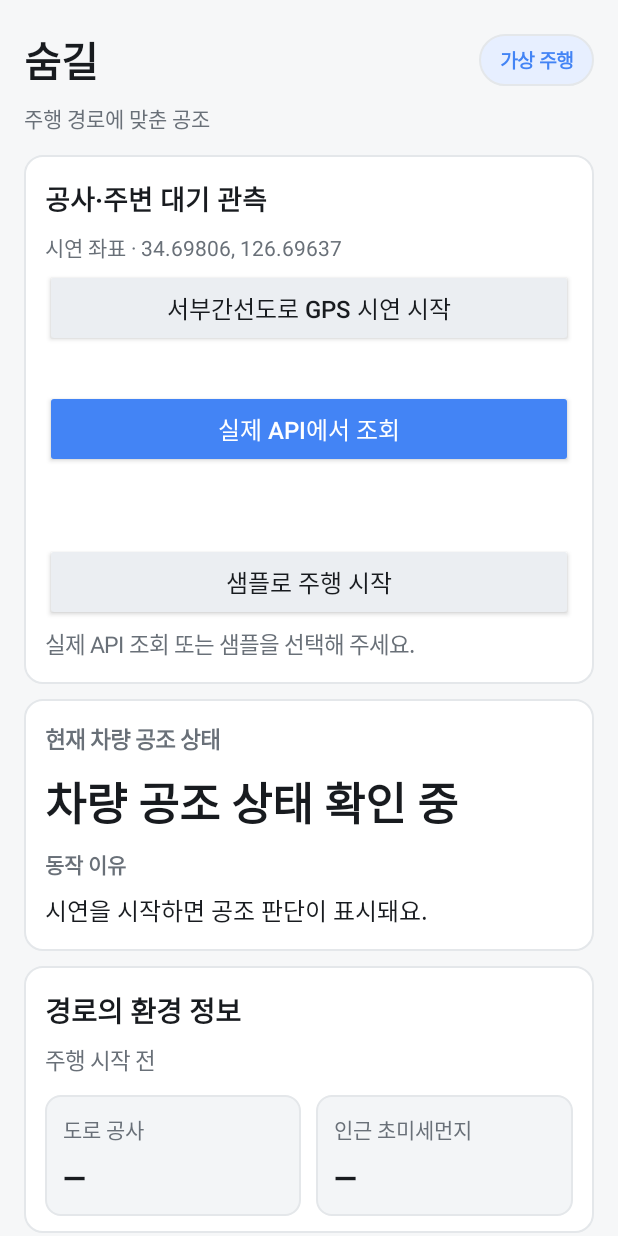
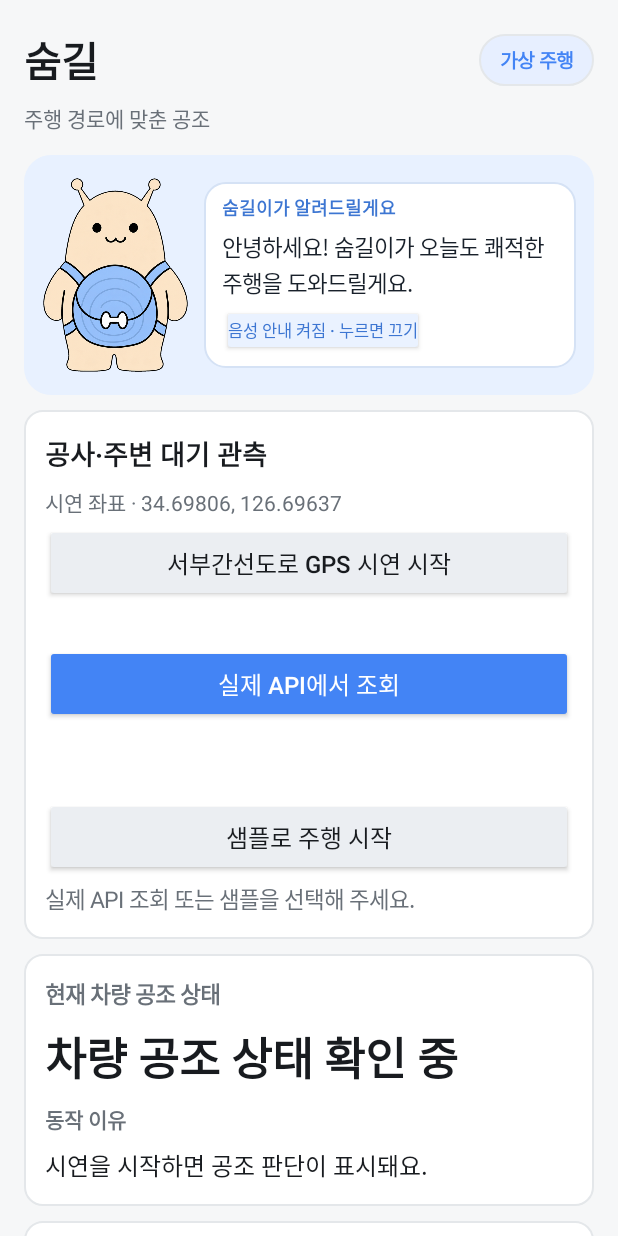
Before and after one commit to minsukim657/soomgil, an Android app: the screen it shows after launch (MainActivity), on a phone screen of 412 x 824 dp. Run offline under Robolectric (Android 15) with nearby library versions, the phone set to English and light mode, and no system bars; libraries missing offline, so code that uses them is left out: ai.pleos.playground; 5 statements that could not run were skipped.

Commit message:
feat: add character animations and voice guidance

```diff
--- a/app/src/main/AndroidManifest.xml
+++ b/app/src/main/AndroidManifest.xml
@@ -3,6 +3,12 @@
     <uses-permission android:name="pleos.car.permission.FUSED_LOCATION" />
     <uses-permission android:name="pleos.car.permission.CAR_CLIMATE" />
     <uses-permission android:name="pleos.car.permission.CONTROL_CAR_CLIMATE" />
+
+    <queries>
+        <intent>
+            <action android:name="android.intent.action.TTS_SERVICE" />
+        </intent>
+    </queries>
 
     <application android:label="숨길" android:theme="@android:style/Theme.Material.NoActionBar" android:allowBackup="false">
         <activity android:name="kr.carecabin.demo.MainActivity" android:exported="true">
--- /dev/null
+++ b/app/src/main/java/kr/carecabin/demo/SoomgilCharacterView.java
@@ -0,0 +1,204 @@
+package kr.carecabin.demo;
+
+import android.content.Context;
+import android.graphics.Color;
+import android.graphics.Typeface;
+import android.graphics.drawable.GradientDrawable;
+import android.os.Handler;
+import android.os.Looper;
+import android.os.SystemClock;
+import android.speech.tts.TextToSpeech;
+import android.view.Gravity;
+import android.widget.Button;
+import android.widget.ImageView;
+import android.widget.LinearLayout;
+import android.widget.TextView;
+
+import java.util.Locale;
+
+/** Speech bubble and six user-supplied Soomgil sprites. Does not control the vehicle. */
+final class SoomgilCharacterView extends LinearLayout {
+    enum Emotion { TALKING, POOR, SEVERE, CLEARED }
+
+    private final Handler handler = new Handler(Looper.getMainLooper());
+    private final ImageView portrait;
+    private final TextView messageView;
+    private final Button voiceButton;
+    private TextToSpeech tts;
+    private boolean voiceEnabled = true;
+    private boolean voiceReady;
+    private Emotion emotion;
+    private String message = "";
+    private long animateUntil;
+    private boolean secondFrame;
+    private int previewStep = -1;
+
+    private final Runnable animate = new Runnable() {
+        @Override public void run() {
+            if (SystemClock.uptimeMillis() >= animateUntil ||
+                    (emotion != Emotion.TALKING && emotion != Emotion.CLEARED)) {
+                portrait.setImageResource(emotion == Emotion.CLEARED
+                        ? R.drawable.soomgil_character_6 : R.drawable.soomgil_character_1);
+                return;
+            }
+            secondFrame = !secondFrame;
+            int frame = emotion == Emotion.TALKING
+                    ? (secondFrame ? R.drawable.soomgil_character_2 : R.drawable.soomgil_character_1)
+                    : (secondFrame ? R.drawable.soomgil_character_6 : R.drawable.soomgil_character_5);
+            portrait.setImageResource(frame);
+            handler.postDelayed(this, 320);
+        }
+    };
+
+    SoomgilCharacterView(Context context) {
+        super(context);
+        setOrientation(HORIZONTAL);
+        setGravity(Gravity.CENTER_VERTICAL);
+        int pad = dp(12);
+        setPadding(pad, pad, pad, pad);
+        setBackground(rounded(Color.rgb(232, 241, 255), 18, false));
+
+        portrait = new ImageView(context);
+        portrait.setAdjustViewBounds(true);
+        portrait.setScaleType(ImageView.ScaleType.FIT_CENTER);
+        portrait.setImageResource(R.drawable.soomgil_character_1);
+        portrait.setContentDescription("숨길 마스코트");
+        LayoutParams portraitParams = new LayoutParams(dp(98), dp(136));
+        portraitParams.setMarginEnd(dp(10));
+        addView(portrait, portraitParams);
+
+        LinearLayout bubble = new LinearLayout(context);
+        bubble.setOrientation(VERTICAL);
+        bubble.setPadding(dp(12), dp(8), dp(12), dp(8));
+        bubble.setBackground(rounded(Color.WHITE, 14, true));
+        addView(bubble, new LayoutParams(0, LayoutParams.WRAP_CONTENT, 1f));
+
+        TextView title = new TextView(context);
+        title.setText("숨길이가 알려드릴게요");
+        title.setTextSize(12);
+        title.setTypeface(Typeface.DEFAULT, Typeface.BOLD);
+        title.setTextColor(Color.rgb(61, 118, 210));
+        bubble.addView(title);
+
+        messageView = new TextView(context);
+        messageView.setTextSize(15);
+        messageView.setTextColor(Color.rgb(24, 32, 42));
+        messageView.setLineSpacing(dp(2), 1f);
+        messageView.setPadding(0, dp(6), 0, dp(4));
+        messageView.setAccessibilityLiveRegion(ACCESSIBILITY_LIVE_REGION_POLITE);
+        bubble.addView(messageView);
+
+        voiceButton = new Button(context);
+        voiceButton.setAllCaps(false);
+        voiceButton.setTextSize(11);
+        voiceButton.setMinHeight(0);
+        voiceButton.setMinimumHeight(0);
+        voiceButton.setPadding(dp(4), 0, dp(4), 0);
+        voiceButton.setTextColor(Color.rgb(61, 118, 210));
+        voiceButton.setBackgroundTintList(android.content.res.ColorStateList.valueOf(
+                Color.rgb(234, 242, 255)));
+        bubble.addView(voiceButton, new LayoutParams(LayoutParams.WRAP_CONTENT, dp(34)));
+        updateVoiceButton();
+        voiceButton.setOnClickListener(v -> {
+            voiceEnabled = !voiceEnabled;
+            updateVoiceButton();
+            if (!voiceEnabled && tts != null) tts.stop();
+            else if (voiceEnabled && voiceReady) speak(message);
+        });
+
+        // Demo preview works on an ordinary Android emulator without Pleos HVAC.
+        if (BuildConfig.DEBUG) {
+            Button preview = new Button(context);
+            preview.setText("캐릭터 시연 · 다음 상태");
+            preview.setAllCaps(false);
+            preview.setTextSize(11);
+            preview.setMinHeight(0);
+            preview.setMinimumHeight(0);
+            preview.setPadding(dp(4), 0, dp(4), 0);
+            preview.setTextColor(Color.rgb(88, 100, 117));
+            preview.setBackgroundTintList(android.content.res.ColorStateList.valueOf(
+                    Color.rgb(242, 245, 248)));
+            bubble.addView(preview, new LayoutParams(LayoutParams.WRAP_CONTENT, dp(34)));
+            preview.setOnClickListener(v -> {
+                previewStep = (previewStep + 1) % 4;
+                switch (previewStep) {
+                    case 0 -> show(Emotion.TALKING, "안녕하세요! 숨길이가 오늘도 함께할게요!");
+                    case 1 -> show(Emotion.POOR, "앗, 공기가 안 좋아요! 주변 환경을 확인해 주세요.");
+                    case 2 -> show(Emotion.SEVERE, "주의해 주세요! 지금은 대기 오염이 매우 심해요.");
+                    default -> show(Emotion.CLEARED, "오염 구간을 지났어요! 이제 한결 안심이에요.");
+                }
+            });
+        }
+
+        try {
+            tts = new TextToSpeech(context.getApplicationContext(), status -> {
+                if (status != TextToSpeech.SUCCESS || tts == null) return;
+                int languageResult = tts.setLanguage(Locale.KOREAN);
+                voiceReady = languageResult != TextToSpeech.LANG_MISSING_DATA
+                        && languageResult != TextToSpeech.LANG_NOT_SUPPORTED;
+                if (voiceReady) {
+                    tts.setSpeechRate(1.0f);
+                    if (voiceEnabled && !message.isEmpty()) speak(message);
+                }
+            });
+        } catch (RuntimeException unsupportedTts) {
+            voiceReady = false;
+        }
+    }
+
+    void show(Emotion nextEmotion, String nextMessage) {
+        if (emotion == nextEmotion && message.equals(nextMessage)) return;
+        emotion = nextEmotion;
+        message = nextMessage;
+        messageView.setText(nextMessage);
+        handler.removeCallbacks(animate);
+        secondFrame = false;
+        if (emotion == Emotion.POOR) {
+            portrait.setImageResource(R.drawable.soomgil_character_3);
+        } else if (emotion == Emotion.SEVERE) {
+            portrait.setImageResource(R.drawable.soomgil_character_4);
+        } else {
+            portrait.setImageResource(emotion == Emotion.CLEARED
+                    ? R.drawable.soomgil_character_5 : R.drawable.soomgil_character_1);
+            animateUntil = SystemClock.uptimeMillis() + Math.min(7000,
+                    Math.max(2600, nextMessage.length() * 145L));
+            handler.postDelayed(animate, 320);
+        }
+        if (voiceEnabled && voiceReady) speak(nextMessage);
+    }
+
+    private void speak(String words) {
+        if (tts == null || words.isEmpty()) return;
+        tts.speak(words, TextToSpeech.QUEUE_FLUSH, null, "soomgil-character-guide");
+    }
+
+    private void updateVoiceButton() {
+        voiceButton.setText(voiceEnabled ? "음성 안내 켜짐 · 누르면 끄기" : "음성 안내 꺼짐 · 누르면 켜기");
+    }
+
+    void shutdown() {
+        handler.removeCallbacks(animate);
+        if (tts != null) {
+            tts.stop();
+            tts.shutdown();
+            tts = null;
+        }
+    }
+
+    @Override protected void onDetachedFromWindow() {
+        handler.removeCallbacks(animate);
+        super.onDetachedFromWindow();
+    }
+
+    private GradientDrawable rounded(int fill, int radius, boolean border) {
+        GradientDrawable background = new GradientDrawable();
+        background.setColor(fill);
+        background.setCornerRadius(dp(radius));
+        if (border) background.setStroke(dp(1), Color.rgb(213, 226, 245));
+        return background;
+    }
+
+    private int dp(float value) {
+        return (int) (value * getResources().getDisplayMetrics().density + 0.5f);
+    }
+}
```
Also changed, not shown: app/src/main/java/kr/carecabin/demo/MainActivity.java (+58 -0 lines), app/src/main/res/drawable-nodpi/soomgil_character_1.png (added), app/src/main/res/drawable-nodpi/soomgil_character_2.png (added), app/src/main/res/drawable-nodpi/soomgil_character_3.png (added), app/src/main/res/drawable-nodpi/soomgil_character_4.png (added), app/src/main/res/drawable-nodpi/soomgil_character_5.png (added), app/src/main/res/drawable-nodpi/soomgil_character_6.png (added).
